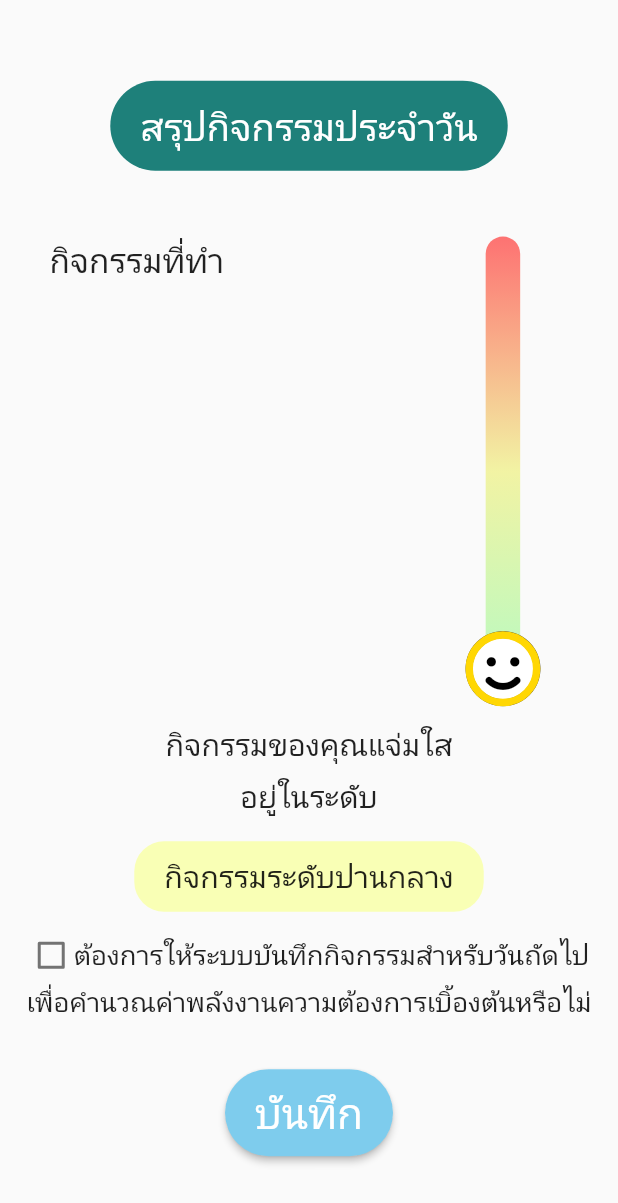
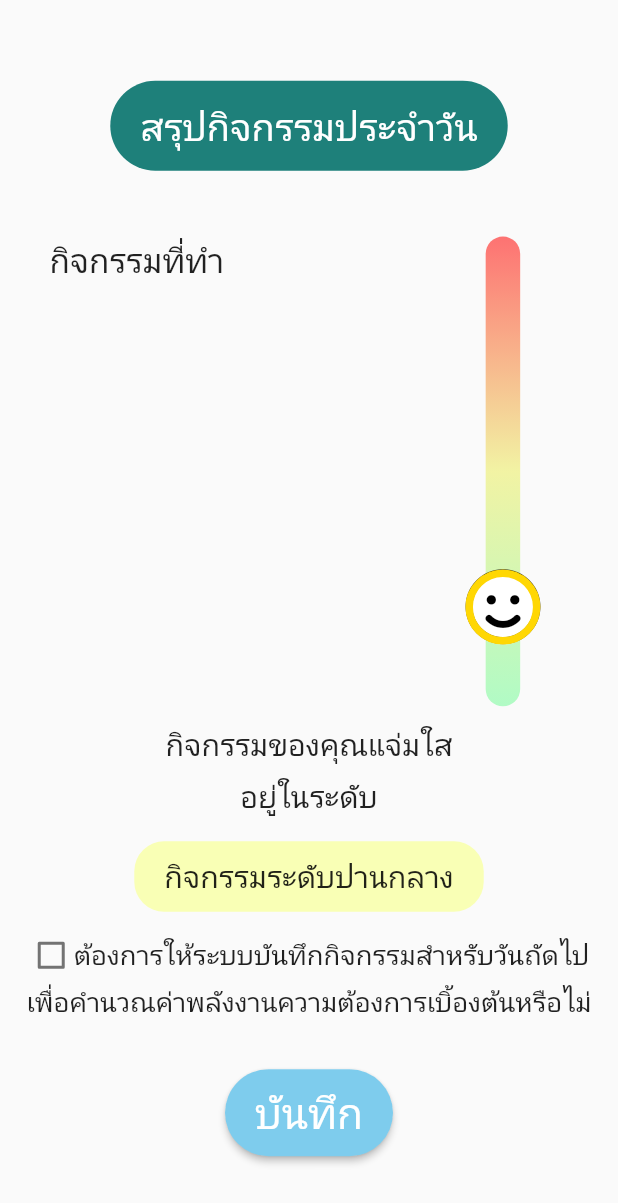
Before and after one commit to AINutritionProject/KinDeeUDee, a Flutter app: the ActivityResult screen opened directly with empty values, on a phone screen of 412 x 824 dp. Shown: the top 1203 px of the screen. Run offline on Flutter 3.47's test engine with Material 2 defaults, Android fonts, the phone set to English and light mode, and no system bars; our stand-ins replace camera, cloud_firestore, csv, dotted_border, firebase_auth, firebase_core and 6 more; missing offline and left inert: dart:ffi; accounts and stored records are empty.

Commit message:
make Position of SmileFace of level 1, 3 dont too low or high

```diff
--- a/lib/pages/information/activity_result.dart
+++ b/lib/pages/information/activity_result.dart
@@ -215,12 +215,12 @@ class ResultBar extends StatelessWidget {
             level == 2
                 ? const SmileFace()
                 : level == 1
-                    ? const Positioned(
-                        bottom: 0,
+                    ? Positioned(
+                        bottom: MediaQuery.of(context).size.height * 0.05,
                         child: SmileFace(),
                       )
-                    : const Positioned(
-                        top: 0,
+                    : Positioned(
+                        top: MediaQuery.of(context).size.height * 0.05,
                         child: SmileFace(),
                       ),
           ],
```
